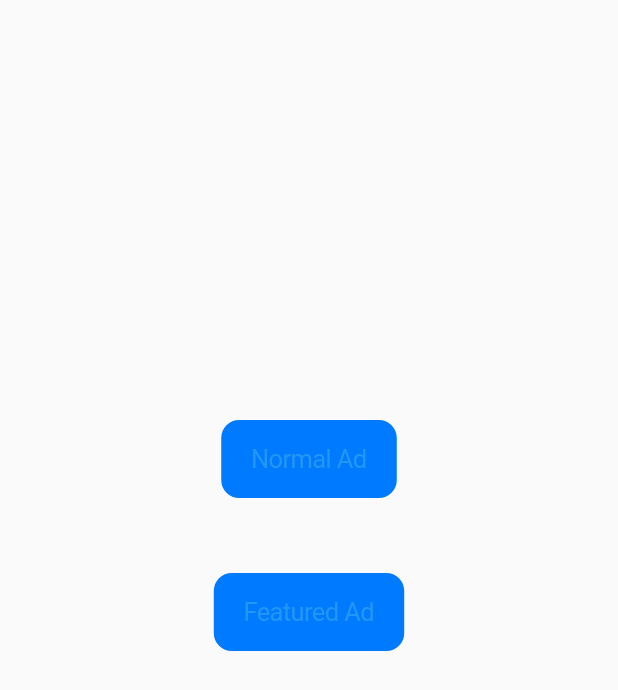
After one commit to maruthumj/major_project, a Flutter app: the create screen opened directly, on a phone screen of 412 x 824 dp. The commit adds this screen. Shown: the top 690 px of the screen. Run offline on Flutter 3.47's test engine with Material 2 defaults, Android fonts, the phone set to English and light mode, and no system bars; our stand-ins replace cloud_firestore, firebase_auth, firebase_core, firebase_storage, fluttertoast; missing offline and left inert: blur_bottom_bar, catcher; accounts and stored records are empty.

Commit message:
implemented normal ad and featured ad pages

```diff
--- /dev/null
+++ b/lib/screens/tv_channel/create.dart
@@ -0,0 +1,57 @@
+import 'package:flutter/material.dart';
+import 'package:flutter/cupertino.dart';
+import 'package:major_project/screens/tv_channel/normal_ad.dart';
+import 'package:major_project/screens/tv_channel/featured_ad.dart';
+
+class create extends StatefulWidget {
+  create({Key key}) : super(key: key);
+
+  @override
+  _createState createState() => _createState();
+}
+
+class _createState extends State<create> {
+  @override
+  Widget build(BuildContext context) {
+    return Scaffold(
+      body: SafeArea(
+        child: SingleChildScrollView(
+          child: Stack(
+            children: [
+              Center(
+                child: Column(
+                  mainAxisAlignment: MainAxisAlignment.center,
+                  children: [
+                    SizedBox(
+                      height: 280,
+                    ),
+                    Container(
+                      child: CupertinoButton(
+                        color: CupertinoColors.activeBlue,
+                        child: Text("Normal Ad"),
+                        onPressed: () {
+                          Navigator.of(context).push(MaterialPageRoute(
+                              builder: (context) => normal_ad()));
+                        },
+                      ),
+                    ),
+                    SizedBox(
+                      height: 50,
+                    ),
+                    Container(
+                      child: CupertinoButton(
+                        color: CupertinoColors.activeBlue,
+                        child: Text("Featured Ad"),
+                        onPressed: () {},
+                      ),
+                    ),
+                  ],
+                ),
+              ),
+            ],
+          ),
+        ),
+      ),
+    );
+  }
+}
--- /dev/null
+++ b/lib/screens/tv_channel/featured_ad.dart
@@ -0,0 +1,36 @@
+import 'package:flutter/material.dart';
+import 'package:flutter/cupertino.dart';
+
+class featured_ad extends StatefulWidget {
+  featured_ad({Key key}) : super(key: key);
+
+  @override
+  _featured_adState createState() => _featured_adState();
+}
+
+class _featured_adState extends State<featured_ad> {
+  @override
+  Widget build(BuildContext context) {
+    return Scaffold(
+      appBar: AppBar(
+        backgroundColor: CupertinoColors.extraLightBackgroundGray,
+        leading: IconButton(
+          icon: Icon(CupertinoIcons.chevron_back),
+          color: CupertinoColors.activeBlue,
+          onPressed: () {
+            Navigator.pop(context, false);
+          },
+        ),
+      ),
+      body: SingleChildScrollView(
+        child: Stack(
+          children: [
+            Column(
+              children: [],
+            )
+          ],
+        ),
+      ),
+    );
+  }
+}
```
Also changed, not shown: lib/screens/advertisers/ad_homescreen.dart (+2 -36 lines), lib/screens/advertisers/ad_profile.dart (+36 -24 lines), lib/screens/tv_channel/home_screen.dart (+6 -3 lines), lib/screens/tv_channel/homespage.dart (+2 -62 lines), lib/screens/tv_channel/normal_ad.dart (added, +160 -0 lines), lib/screens/tv_channel/profile.dart (+7 -7 lines), lib/screens/tv_channel/settings.dart (deleted, +0 -25 lines), 1 other file.
